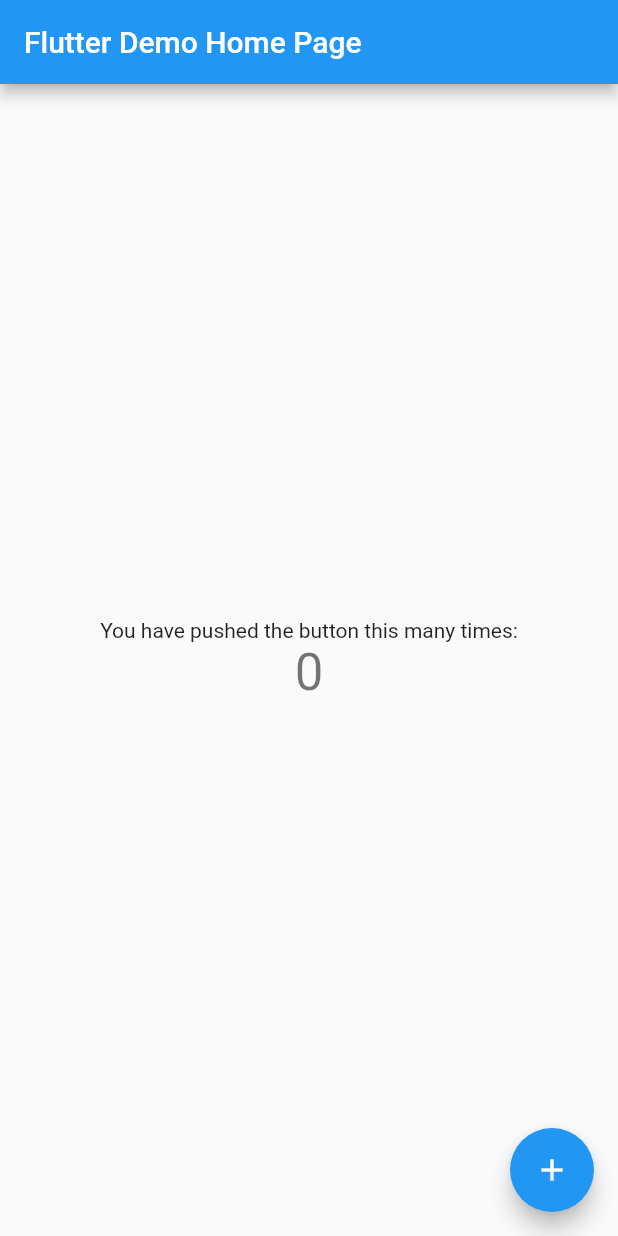
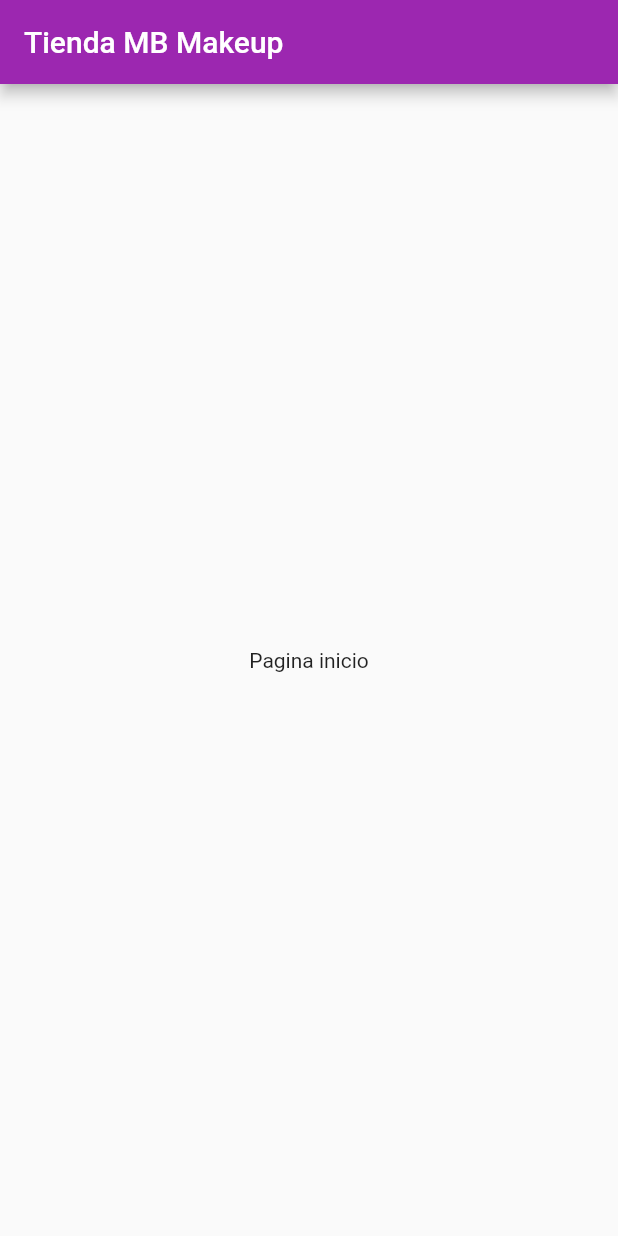
Before and after one commit to DIMM96/APP--FLUTTER--MB, a Flutter app: the screen it shows after launch, on a phone screen of 412 x 824 dp. Run offline on Flutter 3.47's test engine with Material 2 defaults, Android fonts, the phone set to English and light mode, and no system bars.

```diff
--- a/main_flutter_mbmakeup/lib/main.dart
+++ b/main_flutter_mbmakeup/lib/main.dart
@@ -3,109 +3,26 @@ import 'package:flutter/material.dart';
 void main() => runApp(MyApp());
 
 class MyApp extends StatelessWidget {
-  // This widget is the root of your application.
   @override
   Widget build(BuildContext context) {
     return MaterialApp(
-      title: 'Flutter Demo',
-      theme: ThemeData(
-        // This is the theme of your application.
-        //
-        // Try running your application with "flutter run". You'll see the
-        // application has a blue toolbar. Then, without quitting the app, try
-        // changing the primarySwatch below to Colors.green and then invoke
-        // "hot reload" (press "r" in the console where you ran "flutter run",
-        // or simply save your changes to "hot reload" in a Flutter IDE).
-        // Notice that the counter didn't reset back to zero; the application
-        // is not restarted.
-        primarySwatch: Colors.blue,
-      ),
-      home: MyHomePage(title: 'Flutter Demo Home Page'),
+      title: 'Tienda MB Makeup',
+      theme: ThemeData(primarySwatch: Colors.purple),
+      home: MyHomePage(),
     );
   }
 }
 
-class MyHomePage extends StatefulWidget {
-  MyHomePage({Key key, this.title}) : super(key: key);
-
-  // This widget is the home page of your application. It is stateful, meaning
-  // that it has a State object (defined below) that contains fields that affect
-  // how it looks.
-
-  // This class is the configuration for the state. It holds the values (in this
-  // case the title) provided by the parent (in this case the App widget) and
-  // used by the build method of the State. Fields in a Widget subclass are
-  // always marked "final".
-
-  final String title;
-
-  @override
-  _MyHomePageState createState() => _MyHomePageState();
-}
-
-class _MyHomePageState extends State<MyHomePage> {
-  int _counter = 0;
-
-  void _incrementCounter() {
-    setState(() {
-      // This call to setState tells the Flutter framework that something has
-      // changed in this State, which causes it to rerun the build method below
-      // so that the display can reflect the updated values. If we changed
-      // _counter without calling setState(), then the build method would not be
-      // called again, and so nothing would appear to happen.
-      _counter++;
-    });
-  }
-
+class MyHomePage extends StatelessWidget {
   @override
   Widget build(BuildContext context) {
-    // This method is rerun every time setState is called, for instance as done
-    // by the _incrementCounter method above.
-    //
-    // The Flutter framework has been optimized to make rerunning build methods
-    // fast, so that you can just rebuild anything that needs updating rather
-    // than having to individually change instances of widgets.
     return Scaffold(
       appBar: AppBar(
-        // Here we take the value from the MyHomePage object that was created by
-        // the App.build method, and use it to set our appbar title.
-        title: Text(widget.title),
+        title: Text('Tienda MB Makeup'),
       ),
       body: Center(
-        // Center is a layout widget. It takes a single child and positions it
-        // in the middle of the parent.
-        child: Column(
-          // Column is also a layout widget. It takes a list of children and
-          // arranges them vertically. By default, it sizes itself to fit its
-          // children horizontally, and tries to be as tall as its parent.
-          //
-          // Invoke "debug painting" (press "p" in the console, choose the
-          // "Toggle Debug Paint" action from the Flutter Inspector in Android
-          // Studio, or the "Toggle Debug Paint" command in Visual Studio Code)
-          // to see the wireframe for each widget.
-          //
-          // Column has various properties to control how it sizes itself and
-          // how it positions its children. Here we use mainAxisAlignment to
-          // center the children vertically; the main axis here is the vertical
-          // axis because Columns are vertical (the cross axis would be
-          // horizontal).
-          mainAxisAlignment: MainAxisAlignment.center,
-          children: <Widget>[
-            Text(
-              'You have pushed the button this many times:',
-            ),
-            Text(
-              '$_counter',
-              style: Theme.of(context).textTheme.display1,
-            ),
-          ],
-        ),
+        child: Text('Pagina inicio'),
       ),
-      floatingActionButton: FloatingActionButton(
-        onPressed: _incrementCounter,
-        tooltip: 'Increment',
-        child: Icon(Icons.add),
-      ), // This trailing comma makes auto-formatting nicer for build methods.
     );
   }
 }
```
Also changed, not shown: main_flutter_mbmakeup/lib/clasespoo/productos.dart (added, +22 -0 lines), main_flutter_mbmakeup/lib/pantallas/products_overview_screen.dart (added, +8 -0 lines).
